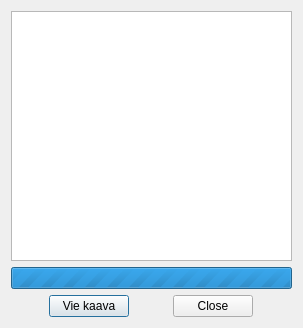
This is arho_feature_template/gui/post_plan.ui in GispoCoding/arho-qgis-plugin as Qt 5 draws it before an edit. The edited form follows.
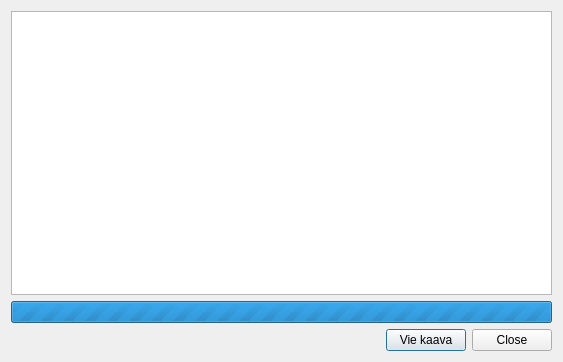
This is the edited form.

The edit to the form file:
```diff
--- a/arho_feature_template/gui/post_plan.ui
+++ b/arho_feature_template/gui/post_plan.ui
@@ -6,8 +6,8 @@
    <rect>
     <x>0</x>
     <y>0</y>
-    <width>303</width>
-    <height>328</height>
+    <width>563</width>
+    <height>362</height>
    </rect>
   </property>
   <property name="sizePolicy">
@@ -54,6 +54,19 @@
      <property name="sizeConstraint">
       <enum>QLayout::SetDefaultConstraint</enum>
      </property>
+     <item>
+      <spacer name="horizontalSpacer">
+       <property name="orientation">
+        <enum>Qt::Horizontal</enum>
+       </property>
+       <property name="sizeHint" stdset="0">
+        <size>
+         <width>40</width>
+         <height>20</height>
+        </size>
+       </property>
+      </spacer>
+     </item>
      <item>
       <widget class="QPushButton" name="exportButton">
        <property name="sizePolicy">
```
Left out of the diff: 6 changed lines with no effect on the pictures.
